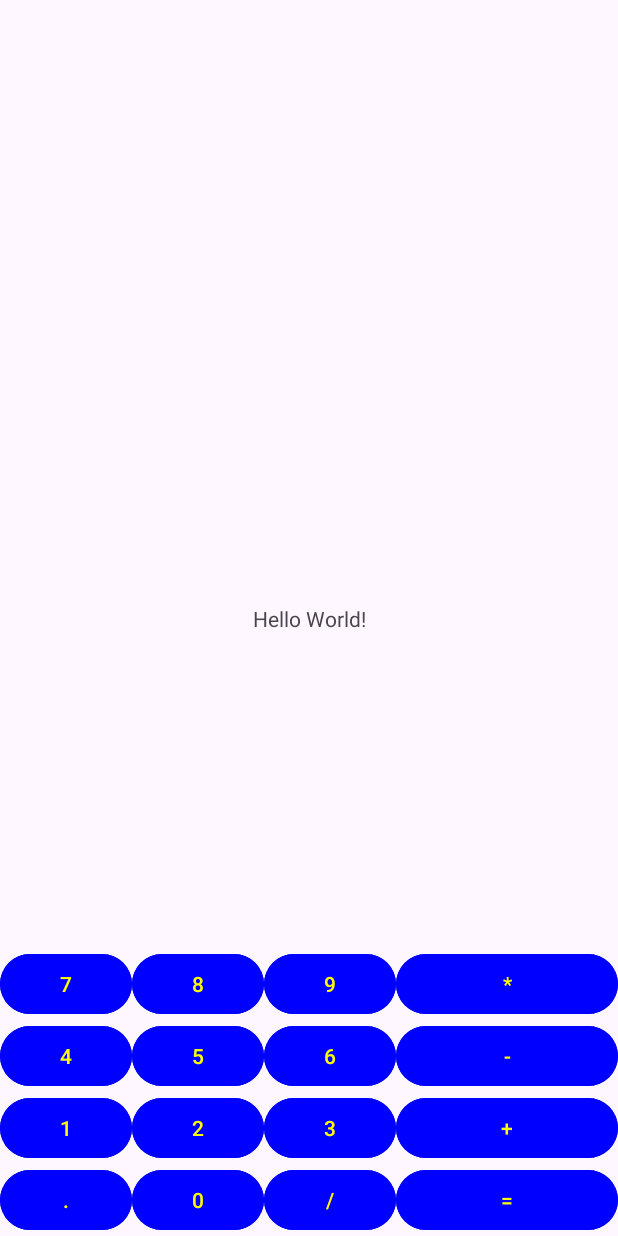
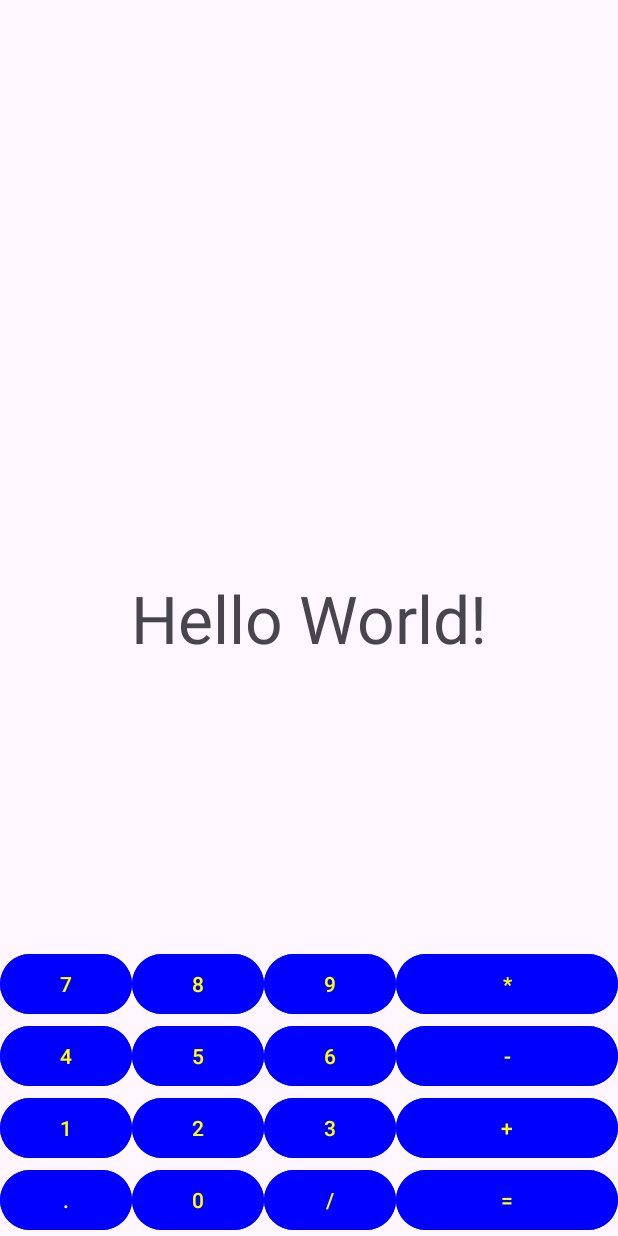
Before and after one commit to JasON-official/Calculator_app, an Android app: the screen it shows after launch (MainActivity), on a phone screen of 412 x 824 dp. Run offline under Robolectric (Android 15) with nearby library versions, the phone set to English and light mode, and no system bars.

Commit message:
findViewById

```diff
--- a/app/src/main/java/com/example/calculator_app/MainActivity.kt
+++ b/app/src/main/java/com/example/calculator_app/MainActivity.kt
@@ -2,10 +2,31 @@ package com.example.calculator_app
 
 import androidx.appcompat.app.AppCompatActivity
 import android.os.Bundle
+import android.widget.Button
+import android.widget.TextView
 
 class MainActivity : AppCompatActivity() {
     override fun onCreate(savedInstanceState: Bundle?) {
         super.onCreate(savedInstanceState)
         setContentView(R.layout.activity_main)
+
+        val zeroButton = findViewById<Button>(R.id.zero_button)
+        val oneButton = findViewById<Button>(R.id.one_button)
+        val twoButton = findViewById<Button>(R.id.two_button)
+        val threeButton = findViewById<Button>(R.id.three_button)
+        val fourButton = findViewById<Button>(R.id.four_button)
+        val fiveButton = findViewById<Button>(R.id.five_button)
+        val sixButton = findViewById<Button>(R.id.six_button)
+        val sevenButton = findViewById<Button>(R.id.seven_button)
+        val eightButton = findViewById<Button>(R.id.eight_button)
+        val nineButton = findViewById<Button>(R.id.nine_button)
+
+        val equalButton = findViewById<Button>(R.id.equal_button)
+        val plusButton = findViewById<Button>(R.id.plus_button)
+        val minusButton = findViewById<Button>(R.id.minus_button)
+        val multiplyButton = findViewById<Button>(R.id.multiply_button)
+        val divisionButton = findViewById<Button>(R.id.division_button)
+
+        val resultTextView = findViewById<TextView>(R.id.resultTextView)
     }
 }
--- a/app/src/main/res/layout/activity_main.xml
+++ b/app/src/main/res/layout/activity_main.xml
@@ -7,9 +7,11 @@
     tools:context=".MainActivity">
 
     <TextView
+        android:id="@+id/resultTextView"
         android:layout_width="wrap_content"
         android:layout_height="wrap_content"
         android:text="Hello World!"
+        android:textSize="44sp"
         app:layout_constraintBottom_toBottomOf="parent"
         app:layout_constraintEnd_toEndOf="parent"
         app:layout_constraintStart_toStartOf="parent"
```
